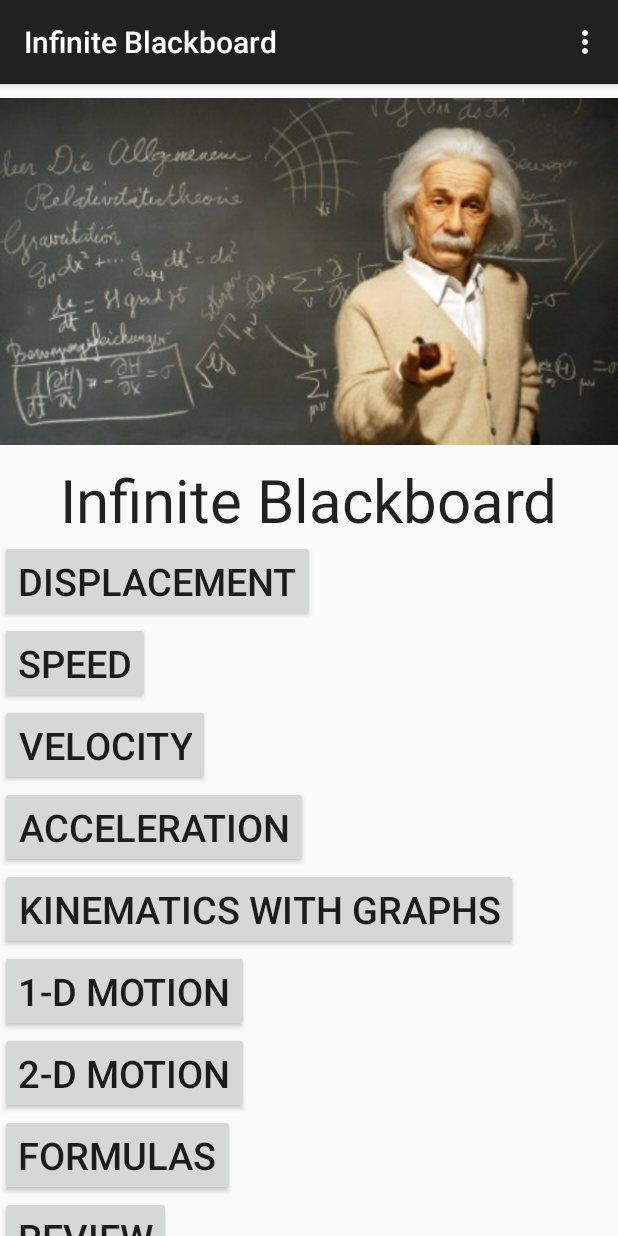
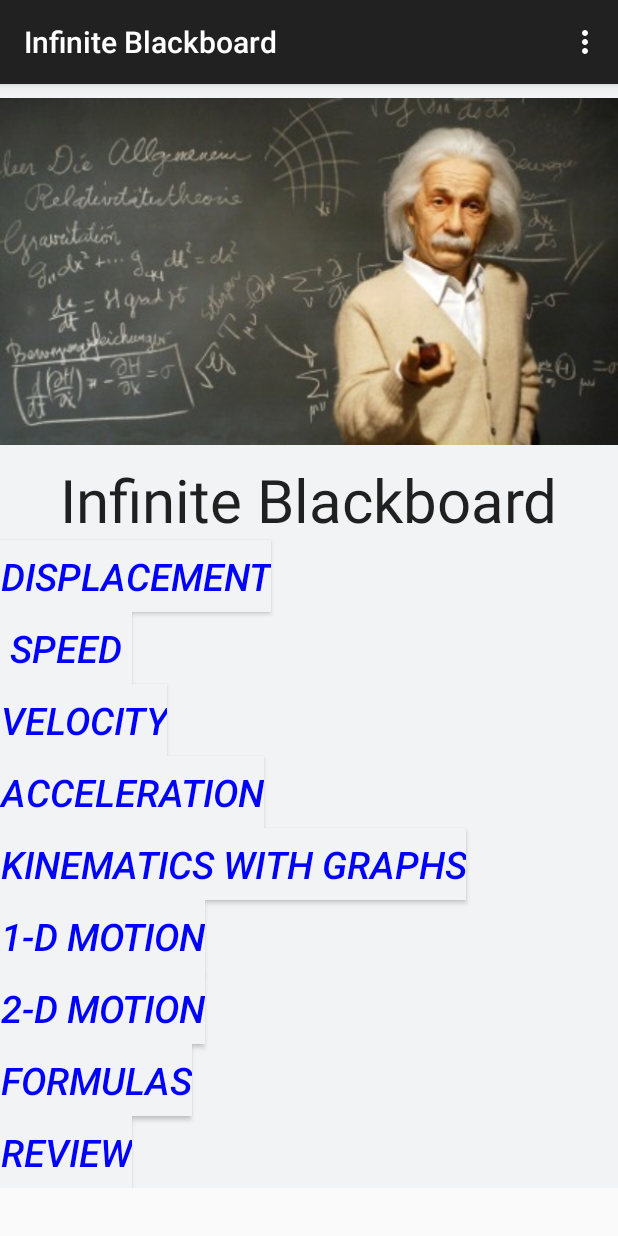
Before and after one commit to skmathew/Infinite-Blackboard, an Android app: the screen it shows after launch (MainActivity), on a phone screen of 412 x 824 dp. Run offline under Robolectric (Android 15) with nearby library versions, the phone set to English and light mode, and no system bars.

Commit message:
chnages to home activity

```diff
--- a/app/src/main/res/layout/activity_main.xml
+++ b/app/src/main/res/layout/activity_main.xml
@@ -7,7 +7,9 @@
         android:orientation="vertical"
         android:layout_width="fill_parent"
         android:layout_height="fill_parent"
-        android:weightSum="1">
+        android:weightSum="1"
+        android:id="@+id/theLayout"
+        android:background="#F2F3F4">
 
 
 
@@ -39,7 +41,12 @@
             android:textIsSelectable="false"
             android:textSize="25dp"
             android:linksClickable="false"
-            android:clickable="true" />
+            android:clickable="true"
+            android:background="#fff2f3f4"
+            android:shadowColor="#fff2f3f4"
+            android:singleLine="true"
+            android:textStyle="italic"
+            android:textColor="#0000FF" />
 
         <Button
             android:id="@+id/txtLink2"
@@ -49,6 +56,11 @@
             android:autoLink="all"
             android:textIsSelectable="false"
             android:textSize="25dp"
+            android:background="#fff2f3f4"
+            android:shadowColor="#fff2f3f4"
+            android:singleLine="true"
+            android:textStyle="italic"
+            android:textColor="#0000FF"
             />
 
         <Button
@@ -59,6 +71,11 @@
             android:autoLink="all"
             android:textIsSelectable="false"
             android:textSize="25dp"
+            android:shadowColor="#fff2f3f4"
+            android:background="#fff2f3f4"
+            android:singleLine="true"
+            android:textStyle="italic"
+            android:textColor="#0000FF"
             />
 
         <Button
@@ -69,6 +86,11 @@
             android:autoLink="all"
             android:textIsSelectable="false"
             android:textSize="25dp"
+            android:shadowColor="#fff2f3f4"
+            android:background="#fff2f3f4"
+            android:singleLine="true"
+            android:textStyle="italic"
+            android:textColor="#0000FF"
             />
 
         <Button
@@ -79,6 +101,11 @@
             android:autoLink="all"
             android:textIsSelectable="false"
             android:textSize="25dp"
+            android:shadowColor="#fff2f3f4"
+            android:background="#fff2f3f4"
+            android:singleLine="true"
+            android:textStyle="italic"
+            android:textColor="#0000FF"
             />
         <Button
             android:id="@+id/txtLink6"
@@ -88,6 +115,11 @@
             android:autoLink="all"
             android:textIsSelectable="false"
             android:textSize="25dp"
+            android:shadowColor="#fff2f3f4"
+            android:background="#fff2f3f4"
+            android:singleLine="true"
+            android:textStyle="italic"
+            android:textColor="#0000FF"
             />
         <Button
             android:id="@+id/txtLink7"
@@ -97,6 +129,11 @@
             android:autoLink="all"
             android:textIsSelectable="false"
             android:textSize="25dp"
+            android:shadowColor="#fff2f3f4"
+            android:background="#fff2f3f4"
+            android:singleLine="true"
+            android:textStyle="italic"
+            android:textColor="#0000FF"
             />
         <Button
             android:id="@+id/txtLink8"
@@ -106,6 +143,11 @@
             android:autoLink="all"
             android:textIsSelectable="false"
             android:textSize="25dp"
+            android:shadowColor="#fff2f3f4"
+            android:background="#fff2f3f4"
+            android:singleLine="true"
+            android:textStyle="italic"
+            android:textColor="#0000FF"
             />
         <Button
             android:id="@+id/txtLink9"
@@ -116,6 +158,11 @@
             android:textIsSelectable="false"
             android:clickable="true"
             android:textSize="25dp"
+            android:shadowColor="#fff2f3f4"
+            android:background="#fff2f3f4"
+            android:singleLine="true"
+            android:textStyle="italic"
+            android:textColor="#0000FF"
             />
 
 
```
